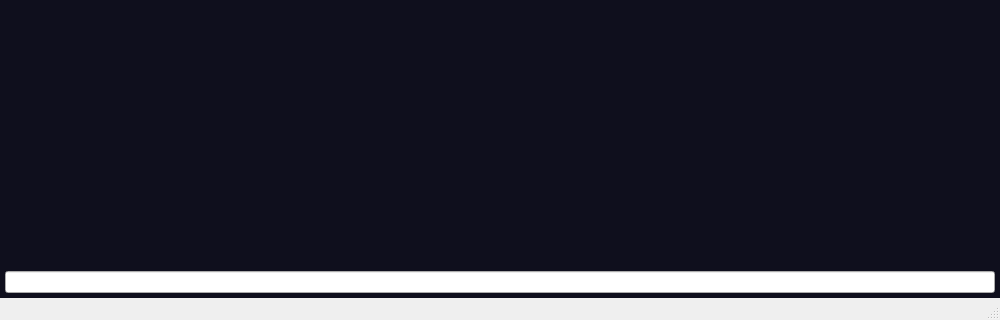
jamesh1999/Code-Breaking, file CodeBreakerIDE/mainwindow.ui: the form before one commit; both pictures show x 0 to 1000 and y 680 to 1000 of the 1000 by 1000 pixel window.
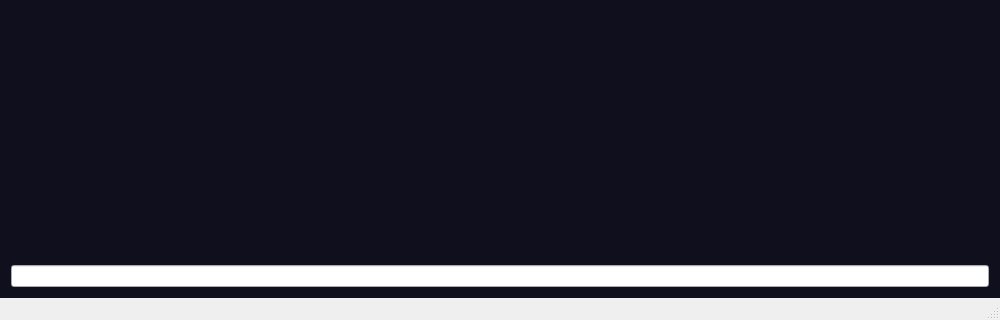
The form after the commit.

The edit to the form file:
```diff
--- a/CodeBreakerIDE/mainwindow.ui
+++ b/CodeBreakerIDE/mainwindow.ui
@@ -26,20 +26,8 @@
 background: #0f0f1d;
 }</string>
    </property>
-   <layout class="QVBoxLayout" name="verticalLayout">
-    <property name="leftMargin">
-     <number>5</number>
-    </property>
-    <property name="topMargin">
-     <number>5</number>
-    </property>
-    <property name="rightMargin">
-     <number>5</number>
-    </property>
-    <property name="bottomMargin">
-     <number>5</number>
-    </property>
-    <item>
+   <layout class="QGridLayout" name="gridLayout">
+    <item row="0" column="0">
      <widget class="QTextEdit" name="mainText">
       <property name="font">
        <font>
@@ -63,7 +51,7 @@
       </property>
      </widget>
     </item>
-    <item>
+    <item row="2" column="0">
      <widget class="QLineEdit" name="argumentInput">
       <property name="enabled">
        <bool>true</bool>
```
Left out of the diff: 2 changed lines with no effect on the pictures.
